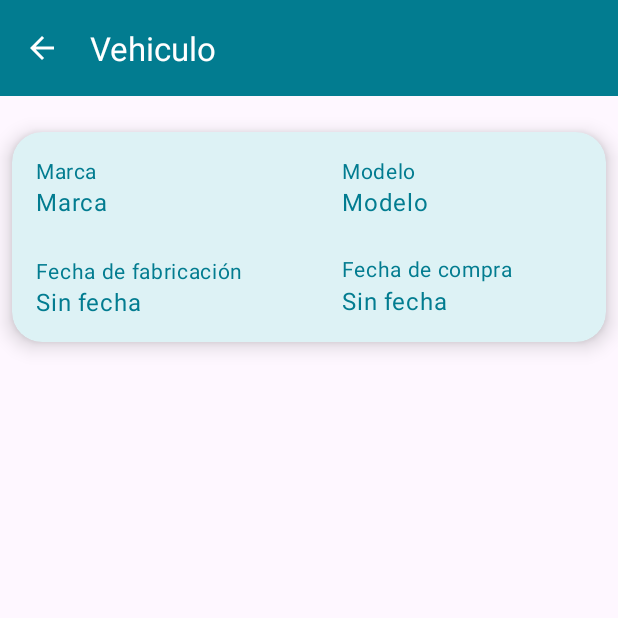
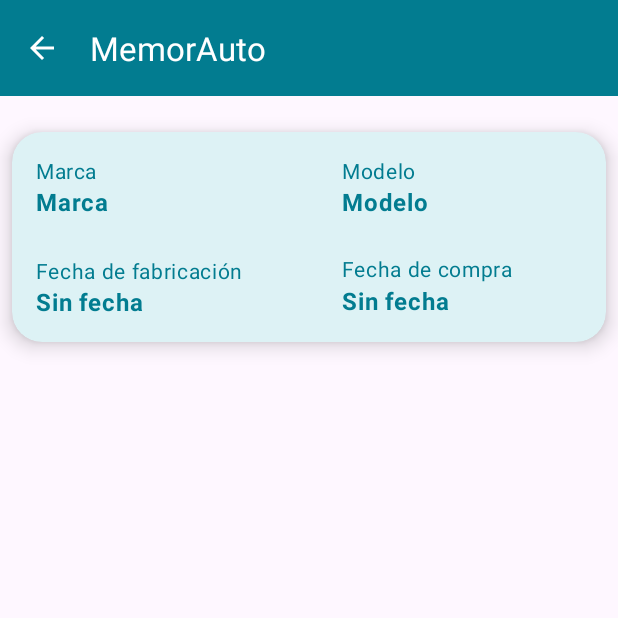
Before and after one commit to Coleguilla/Project-MemorAuto, an Android app: the VehiculoActivity screen opened directly, with no data from a screen before it, on a phone screen of 412 x 824 dp, the top half of it. Run offline under Robolectric (Android 15) with nearby library versions, the phone set to English and light mode, and no system bars; 5 statements that could not run were skipped.

Commit message:
version 0.2.4

```diff
--- a/app/src/main/java/com/example/memorauto/VehiculoActivity.java
+++ b/app/src/main/java/com/example/memorauto/VehiculoActivity.java
@@ -12,52 +12,43 @@ import java.util.Calendar;
 
 public class VehiculoActivity extends AppCompatActivity {
 
-    private TextView tvNombre, tvMarca, tvModelo, tvFechaFabricacion, tvFechaCompra;
-    Vehiculo vehiculo;
-    String cadenaFFabricacion;
-    String cadenaFCompra;
+    private TextView tvMarca, tvModelo, tvFechaFabricacion, tvFechaCompra;
+    private Vehiculo vehiculo;
+    private String cadenaFFabricacion;
+    private String cadenaFCompra;
 
     @Override
     protected void onCreate(Bundle savedInstanceState) {
         super.onCreate(savedInstanceState);
         setContentView(R.layout.activity_vehiculo);
+        vehiculo = (Vehiculo) getIntent().getSerializableExtra("selectedVehicle");
+        configToolbar();
+        configView();
+        rellenarFicha();
+    }
 
-        configView();
-        vehiculo = (Vehiculo) getIntent().getSerializableExtra("hola");
+    private void rellenarFicha() {
         if (vehiculo.getFecha_fabricacion() != null){
             cadenaFFabricacion = vehiculo.getFecha_fabricacion().get(Calendar.DAY_OF_MONTH)+"/"+(vehiculo.getFecha_fabricacion().get(Calendar.MONTH) + 1)+"/"+vehiculo.getFecha_fabricacion().get(Calendar.YEAR);
-
         } else {cadenaFFabricacion = "Sin fecha";}
         if (vehiculo.getFecha_compra() != null) {
             cadenaFCompra = vehiculo.getFecha_compra().get(Calendar.DAY_OF_MONTH)+"/"+(vehiculo.getFecha_compra().get(Calendar.MONTH) + 1)+"/"+vehiculo.getFecha_compra().get(Calendar.YEAR);
         } else {cadenaFCompra = "Sin fecha";}
 
-        configToolbar();
-
         tvMarca.setText(vehiculo.getMarca());
         tvModelo.setText(vehiculo.getModelo());
         tvFechaFabricacion.setText(cadenaFFabricacion);
         tvFechaCompra.setText(cadenaFCompra);
-        //getSupportActionBar().setTitle(nombrarToolbar());
-    }
-
-    private String nombrarToolbar(){
-        if (vehiculo.getNombre() != null) {
-            return vehiculo.getNombre();
-        } else {
-            return "Vehiculo";
-        }
     }
 
     private void configToolbar() {
         Toolbar myToolbar = (Toolbar) findViewById(R.id.av_toolbar);
         setSupportActionBar(myToolbar);
-        getSupportActionBar().setTitle(nombrarToolbar());
+        getSupportActionBar().setTitle(vehiculo.getNombre());
         getSupportActionBar().setDisplayHomeAsUpEnabled(true);
     }
 
     private void configView() {
-       // tvNombre = findViewById(R.id.av);
         tvMarca = findViewById(R.id.av_tv_marca);
         tvModelo = findViewById(R.id.av_tv_modelo);
         tvFechaFabricacion = findViewById(R.id.av_tv_ffabricacion);
--- a/app/src/main/java/com/example/memorauto/RecyclerViewAdapter.java
+++ b/app/src/main/java/com/example/memorauto/recyclerviews/mainactivity/RecyclerViewAdapter.java
@@ -1,4 +1,4 @@
-package com.example.memorauto;
+package com.example.memorauto.recyclerviews.mainactivity;
 
 import android.content.Context;
 import android.view.LayoutInflater;
@@ -10,6 +10,7 @@ import android.widget.TextView;
 import androidx.annotation.NonNull;
 import androidx.recyclerview.widget.RecyclerView;
 
+import com.example.memorauto.R;
 import com.example.memorauto.db.entity.Vehiculo;
 
 import java.util.List;
--- a/app/src/main/java/com/example/memorauto/RecyclerViewInterface.java
+++ b/app/src/main/java/com/example/memorauto/recyclerviews/mainactivity/RecyclerViewInterface.java
@@ -1,4 +1,4 @@
-package com.example.memorauto;
+package com.example.memorauto.recyclerviews.mainactivity;
 
 public interface RecyclerViewInterface {
     void onItemClick(int position);
--- /dev/null
+++ b/app/src/main/java/com/example/memorauto/recyclerviews/mantenimientos/RecyclerViewInterfaceMantenimientos.java
@@ -0,0 +1,5 @@
+package com.example.memorauto.recyclerviews.mantenimientos;
+
+public interface RecyclerViewInterfaceMantenimientos {
+    void onItemClick(int position);
+}
--- a/app/src/main/res/layout/activity_vehiculo.xml
+++ b/app/src/main/res/layout/activity_vehiculo.xml
@@ -55,6 +55,7 @@
                 android:layout_height="wrap_content"
                 android:layout_marginStart="16dp"
                 android:text="Marca"
+                android:textStyle="bold"
                 app:layout_constraintStart_toStartOf="parent"
                 app:layout_constraintTop_toBottomOf="@+id/av_tv_mar" />
 
@@ -77,6 +78,7 @@
                 android:layout_height="wrap_content"
                 android:layout_marginStart="220dp"
                 android:text="Modelo"
+                android:textStyle="bold"
                 app:layout_constraintStart_toStartOf="parent"
                 app:layout_constraintTop_toBottomOf="@+id/av_tv_mode" />
 
@@ -100,6 +102,7 @@
                 android:layout_marginStart="16dp"
                 android:layout_marginBottom="16dp"
                 android:text="Fecha"
+                android:textStyle="bold"
                 app:layout_constraintBottom_toBottomOf="parent"
                 app:layout_constraintStart_toStartOf="parent"
                 app:layout_constraintTop_toBottomOf="@+id/av_tv_ffab" />
@@ -124,6 +127,7 @@
                 android:layout_marginStart="220dp"
                 android:layout_marginBottom="16dp"
                 android:text="Fecha"
+                android:textStyle="bold"
                 app:layout_constraintBottom_toBottomOf="parent"
                 app:layout_constraintStart_toStartOf="parent"
                 app:layout_constraintTop_toBottomOf="@+id/av_tv_fcomp" />
```
Also changed, not shown: app/src/main/java/com/example/memorauto/MainActivity.java (+6 -6 lines), app/src/main/java/com/example/memorauto/RegistroVehiculoActivity.java (+7 -0 lines), app/src/main/java/com/example/memorauto/recyclerviews/mantenimientos/RecyclerViewAdapterMantenimientos.java (added, +75 -0 lines).
